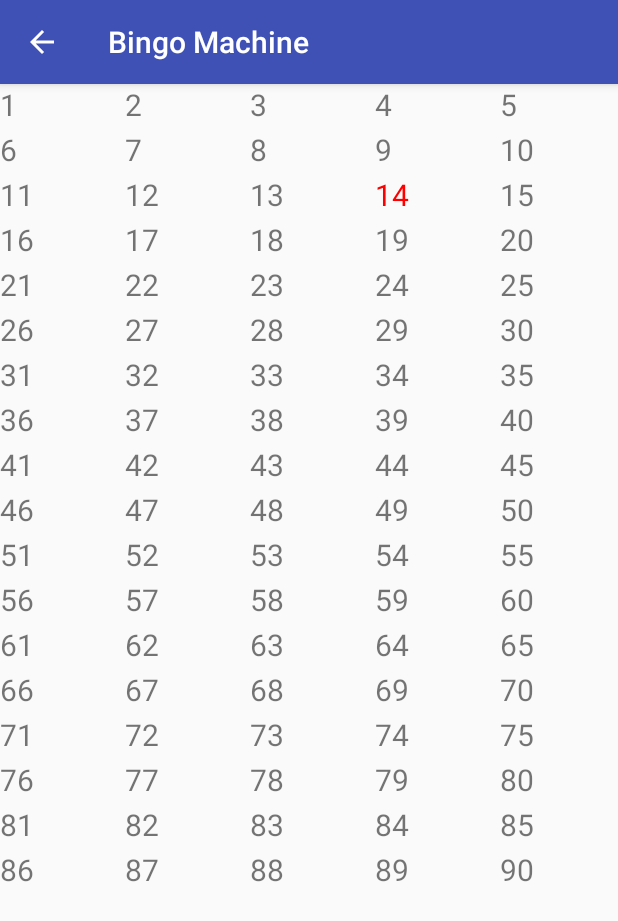
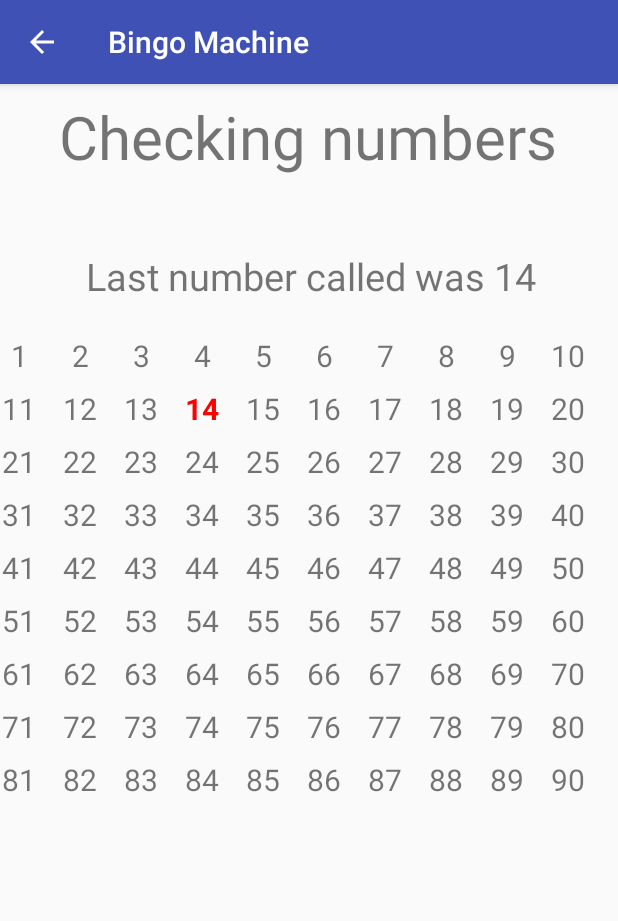
Before and after one commit to waspyfaeleith/android_bingo_machine, an Android app: the screen it shows after launch (CheckNumbersActivity), after a tap on "HOUSE CALLED", on a phone screen of 412 x 824 dp. Shown: the top 921 px of the screen. Run offline under Robolectric (Android 15) with nearby library versions, the phone set to English and light mode, and no system bars; 2 other taps on this screen came first.

Commit message:
made it look a bit better

```diff
--- a/app/src/main/java/com/example/sandy/bingomachine/BingoNumbersActivity.java
+++ b/app/src/main/java/com/example/sandy/bingomachine/BingoNumbersActivity.java
@@ -16,6 +16,7 @@ public class BingoNumbersActivity extends AppCompatActivity {
     Button getNumber;
     Button newGame;
     BingoNumbers bingoNumbers;
+    Integer currentNumber;
 
     @Override
     protected void onCreate(Bundle savedInstanceState) {
@@ -38,6 +39,7 @@ public class BingoNumbersActivity extends AppCompatActivity {
             String lingo = bingoNumbers.getLingo(num);
             Log.d("Bingo Machine", "Got " + num + " : " + lingo);
             number.setText(num.toString());
+            this.currentNumber = num;
             lingoText.setText(lingo);
         } else {
             lingoText.setText("All numbers are out!");
@@ -48,6 +50,7 @@ public class BingoNumbersActivity extends AppCompatActivity {
     public void houseCalledButtonClick(View Button) {
         Intent intent = new Intent(BingoNumbersActivity.this, CheckNumbersActivity.class);
         intent.putExtra("called_numbers", this.bingoNumbers.getCalledNumbers() );
+        intent.putExtra("last_called_number", this.currentNumber);
         startActivity(intent);
     }
 
--- a/app/src/main/java/com/example/sandy/bingomachine/CheckNumbersActivity.java
+++ b/app/src/main/java/com/example/sandy/bingomachine/CheckNumbersActivity.java
@@ -6,6 +6,7 @@ import android.support.v7.app.AppCompatActivity;
 import android.os.Bundle;
 import android.util.Log;
 import android.widget.GridView;
+import android.widget.TextView;
 
 import java.util.ArrayList;
 import java.util.Collections;
@@ -14,6 +15,7 @@ public class CheckNumbersActivity extends AppCompatActivity {
 
     private ArrayList<Integer> allNumbers;
     private ArrayList<Integer> calledNumbers;
+    private TextView lastNumberCalled;
     private GridView numberGrid;
 
     @Override
@@ -22,12 +24,15 @@ public class CheckNumbersActivity extends AppCompatActivity {
         setContentView(R.layout.activity_check_numbers);
 
         numberGrid = (GridView)findViewById(R.id.numberGrid);
+        lastNumberCalled = (TextView)findViewById(R.id.last_called);
 
         Intent intent = getIntent();
 
         calledNumbers = (ArrayList<Integer>) intent.getSerializableExtra("called_numbers");
         Collections.sort(calledNumbers);
         Log.d("Bingo Machine", calledNumbers.toString());
+        String label = getResources().getString(R.string.last_number_called);
+        lastNumberCalled.setText(label + " " + intent.getIntExtra("last_called_number", 0));
 
         allNumbers = new ArrayList<>();
         for (int i = 1; i < 91; i++) {
--- a/app/src/main/java/com/example/sandy/bingomachine/NumberGridAdapter.java
+++ b/app/src/main/java/com/example/sandy/bingomachine/NumberGridAdapter.java
@@ -2,6 +2,7 @@ package com.example.sandy.bingomachine;
 
 import android.content.Context;
 import android.graphics.Color;
+import android.graphics.Typeface;
 import android.view.LayoutInflater;
 import android.view.View;
 import android.view.ViewGroup;
@@ -39,6 +40,7 @@ public class NumberGridAdapter extends ArrayAdapter<Integer> {
         text.setText(number.toString());
         if (calledNumbers.contains(number)) {
             text.setTextColor(Color.RED);
+            text.setTypeface(null, Typeface.BOLD);
         }
 
         return view;
--- a/app/src/main/res/layout/activity_check_numbers.xml
+++ b/app/src/main/res/layout/activity_check_numbers.xml
@@ -6,15 +6,66 @@
     android:layout_height="match_parent"
     tools:context="com.example.sandy.bingomachine.CheckNumbersActivity">
 
-    <GridView xmlns:android="http://schemas.android.com/apk/res/android"
+    <TextView
+        android:layout_width="383dp"
+        android:layout_height="51dp"
+        android:id="@+id/checking_numbers"
+        android:text="@string/checking_numbers"
+        android:height="50dp"
+        android:layout_alignParentLeft="false"
+        android:layout_alignParentStart="false"
+        android:gravity="center"
+        android:textSize="40dp"
+        android:layout_centerHorizontal="true"
+        app:layout_constraintBottom_toBottomOf="parent"
+        android:layout_marginBottom="122dp"
+        app:layout_constraintTop_toTopOf="parent"
+        android:layout_marginTop="8dp"
+        app:layout_constraintVertical_bias="0.0"
+        android:layout_marginLeft="8dp"
+        app:layout_constraintLeft_toLeftOf="parent"
+        android:layout_marginRight="8dp"
+        app:layout_constraintRight_toRightOf="parent"
+        app:layout_constraintHorizontal_bias="0.466" />
+
+    <TextView
+        android:layout_width="349dp"
+        android:layout_height="49dp"
+        android:id="@+id/last_called"
+        android:height="50dp"
+        android:layout_alignParentLeft="false"
+        android:layout_alignParentStart="false"
+        android:gravity="center"
+        android:textSize="25dp"
+        android:text="@string/last_number_called"
+        android:layout_centerHorizontal="true"
+        android:layout_marginLeft="8dp"
+        app:layout_constraintLeft_toLeftOf="parent"
+        app:layout_constraintTop_toTopOf="parent"
+        android:layout_marginTop="8dp"
+        app:layout_constraintBottom_toBottomOf="parent"
+        android:layout_marginBottom="8dp"
+        app:layout_constraintVertical_bias="0.136"
+        android:layout_marginRight="8dp"
+        app:layout_constraintRight_toRightOf="parent"
+        app:layout_constraintHorizontal_bias="0.526" />
+
+    <GridView
         android:id="@+id/numberGrid"
-        android:layout_width="fill_parent"
-        android:layout_height="fill_parent"
+        android:layout_width="match_parent"
+        android:layout_height="340dp"
         android:columnWidth="5dp"
-        android:numColumns="5"
-        android:verticalSpacing="5dp"
+        android:gravity="center"
+        android:layout_centerVertical="true"
         android:horizontalSpacing="5dp"
+        android:numColumns="10"
         android:stretchMode="columnWidth"
-        android:gravity="center"
-        />
+        android:verticalSpacing="10dp"
+        app:layout_constraintLeft_toLeftOf="parent"
+        app:layout_constraintTop_toTopOf="parent"
+        android:layout_marginTop="167dp"
+        android:layout_marginRight="8dp"
+        app:layout_constraintRight_toRightOf="parent"
+        app:layout_constraintHorizontal_bias="1.0" />
+
 </android.support.constraint.ConstraintLayout>
--- a/app/src/main/res/layout/number_grid_item.xml
+++ b/app/src/main/res/layout/number_grid_item.xml
@@ -7,6 +7,7 @@
         android:id="@+id/numberItem"
         android:layout_width="25dp"
         android:layout_height="25dp"
+        android:gravity="center"
         android:textSize="20dp"
         android:text="TextView" />
 </LinearLayout>
--- a/app/src/main/res/raw/lingo.txt
+++ b/app/src/main/res/raw/lingo.txt
@@ -1,4 +1,4 @@
- Kelly’s Eye
+Kelly’s Eye
 One Little Duck
 Cup of Tea
 Knock at the Door
--- a/app/src/main/res/values/strings.xml
+++ b/app/src/main/res/values/strings.xml
@@ -4,4 +4,6 @@
     <string name="get_number">Get Number</string>
     <string name="new_game">New Game</string>
     <string name="house_called">House Called</string>
+    <string name="checking_numbers">Checking numbers</string>
+    <string name="last_number_called">Last number called was</string>
 </resources>
```
Also changed, not shown: app/src/main/res/layout/activity_bingo_numbers.xml (+21 -14 lines).
